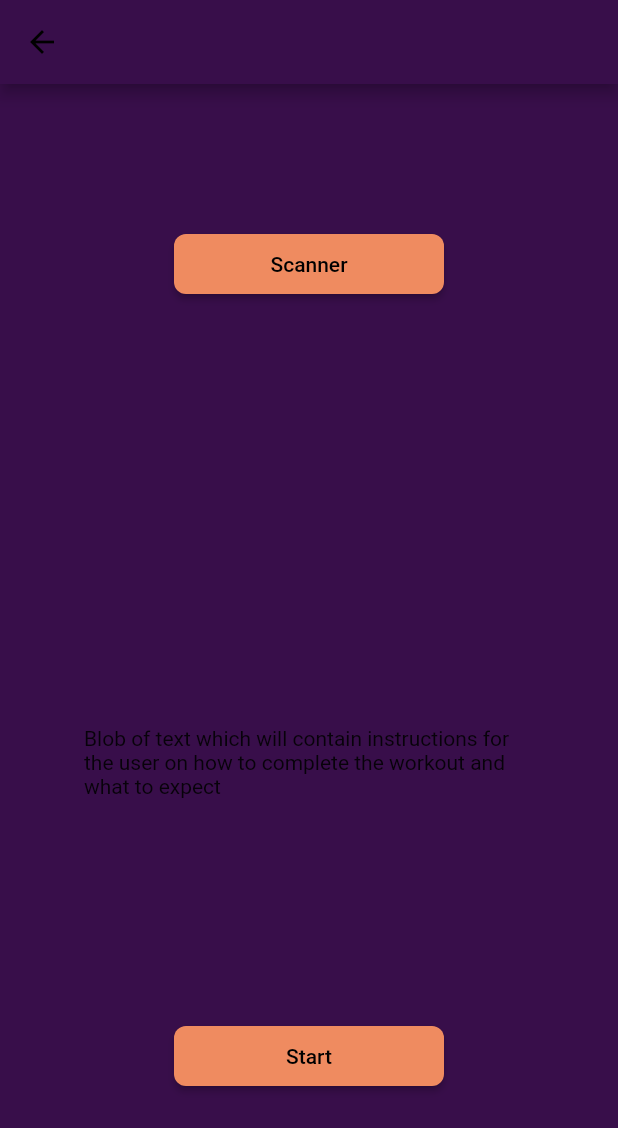
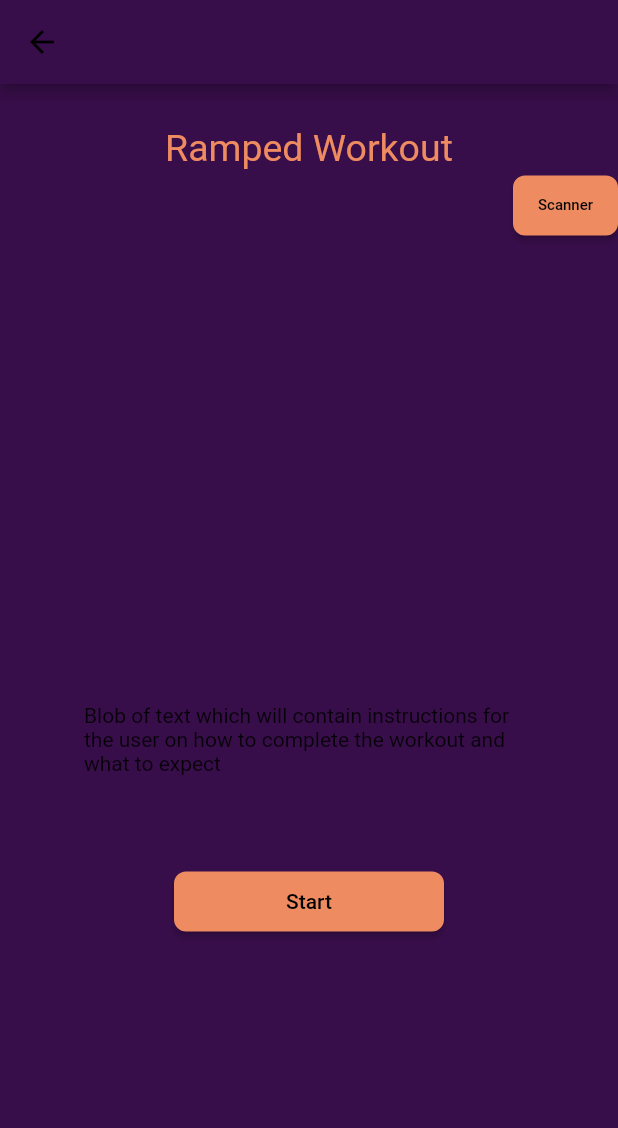
Before and after one commit to 1ning/Boarding-screen, a Flutter app: the screen it shows after launch, on a phone screen of 412 x 824 dp. Shown: the top 1128 px of the screen. Run offline on Flutter 3.47's test engine with Material 2 defaults, Android fonts, the phone set to English and light mode, and no system bars; missing offline and left inert: qr_code_scanner; Roboto replaces fonts that are missing (Poppins).

Commit message:
add scanner

```diff
--- a/lib/main.dart
+++ b/lib/main.dart
@@ -1,4 +1,5 @@
 import 'package:flutter/material.dart';
+import 'package:qr_code_app/scan.dart';
 
 void main() => runApp(MyApp());
 
@@ -28,17 +29,35 @@ class _ElevatedButtonExample extends StatelessWidget {
       backgroundColor: Color(0xFF380E4A),
       body: SafeArea(
         child: Column(
-          mainAxisAlignment: MainAxisAlignment.spaceEvenly,
           children: [
-            Padding(
-              padding: EdgeInsetsDirectional.fromSTEB(8, 8, 8, 8),
+            Align(
+              alignment: AlignmentDirectional(0, 0),
+              child: Padding(
+                padding: EdgeInsetsDirectional.fromSTEB(8, 28, 8, 0),
+                child: Text(
+                  'Ramped Workout',
+                  style: TextStyle(
+                    fontSize: 25,
+                    color: Color(0xFFEF8B60),
+                  ),
+                ),
+              ),
+            ),
+            new Align(
+              alignment: FractionalOffset.topRight,
               child: ElevatedButton(
                 onPressed: () {
-                  print('Pressed');
+                  Navigator.push(context,
+                      MaterialPageRoute(builder: (context) => ScanQrPage()));
                 },
-                child: Text('Scanner'),
+                child: Text(
+                  'Scanner',
+                  style: TextStyle(
+                    fontSize: 10,
+                  ),
+                ),
                 style: ElevatedButton.styleFrom(
-                  fixedSize: const Size(180, 40),
+                  fixedSize: const Size(70, 40),
                   primary: Color(0xFFEF8B60),
                   onPrimary: Colors.black,
                   shape: RoundedRectangleBorder(
@@ -50,7 +69,7 @@ class _ElevatedButtonExample extends StatelessWidget {
             Align(
               alignment: AlignmentDirectional(0, 0),
               child: Padding(
-                padding: EdgeInsetsDirectional.fromSTEB(8, 188, 8, 0),
+                padding: EdgeInsetsDirectional.fromSTEB(8, 308, 8, 0),
                 child: Container(
                   width: 300,
                   height: 100,
```
Also changed, not shown: lib/scan.dart (added, +115 -0 lines), pubspec.yaml (+8 -8 lines), pubspec.lock, 63 other files.
